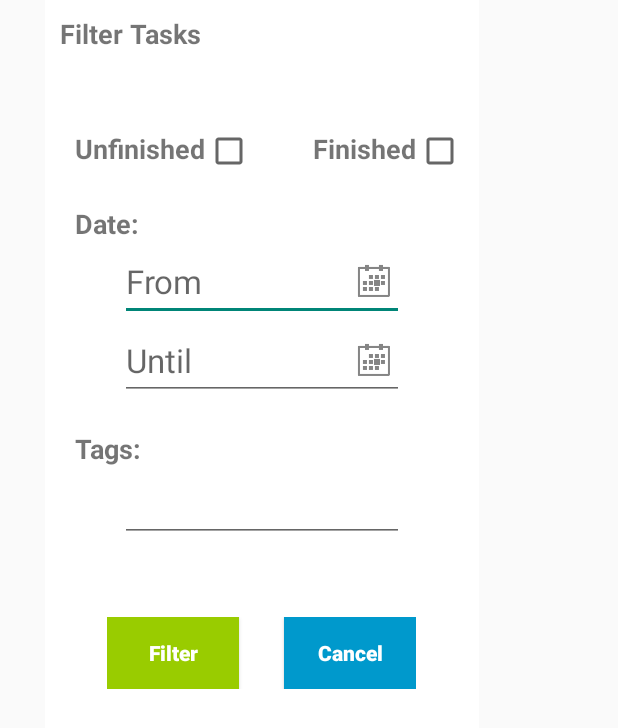
After one commit to stef-ang/DailyTask, an Android app: the layout dialog_filtertask.xml on its own in the app's theme, with its tools: preview values and no code run, on a phone screen of 412 x 824 dp. The commit adds this screen. Shown: the top 728 px of the screen. Run offline under Robolectric (Android 15) with nearby library versions, the phone set to English and light mode, and no system bars.

Commit message:
tambah view dialog dan update style

```diff
--- /dev/null
+++ b/app/src/main/res/layout/dialog_filtertask.xml
@@ -0,0 +1,81 @@
+<LinearLayout xmlns:android="http://schemas.android.com/apk/res/android"
+    android:orientation="vertical"
+    android:layout_width="wrap_content"
+    android:layout_height="wrap_content"
+    android:background="@android:color/white"
+    android:layout_marginRight="30dp"
+    android:layout_marginLeft="30dp"
+    android:padding="10dp"
+    >
+    <TextView
+        style="@style/dialogTitleDefault"
+        android:text="Filter Tasks"
+        />
+    <LinearLayout
+        android:layout_width="wrap_content"
+        android:layout_height="wrap_content"
+        android:layout_marginTop="50dp"
+        android:layout_marginBottom="20dp"
+        android:layout_gravity="center_horizontal"
+        android:orientation="horizontal">
+        <TextView
+            style="@style/labelDefault"
+            android:text="Unfinished"
+            />
+        <CheckBox
+            android:layout_width="wrap_content"
+            android:layout_height="wrap_content"
+            android:layout_marginRight="30dp"/>
+        <TextView
+            style="@style/labelDefault"
+            android:text="Finished"/>
+        <CheckBox
+            android:layout_width="wrap_content"
+            android:layout_height="wrap_content" />
+    </LinearLayout>
+    <TextView
+        style="@style/labelDefault"
+        android:text="Date:"/>
+    <EditText
+        style="@style/editTextDefault"
+        android:id="@+id/filtertask_edittext_tanggal"
+        android:layout_marginLeft="40dp"
+        android:layout_marginRight="40dp"
+        android:drawableRight="@drawable/ic_calendar"
+        android:layout_marginTop="0dp"
+        android:hint="From"/>
+    <EditText
+        style="@style/editTextDefault"
+        android:id="@+id/filtertask_edittext_waktu"
+        android:layout_marginLeft="40dp"
+        android:layout_marginRight="40dp"
+        android:drawableRight="@drawable/ic_calendar"
+        android:layout_marginTop="0dp"
+        android:hint="Until"/>
+    <TextView
+        style="@style/labelDefault"
+        android:text="Tags:"
+        android:layout_marginTop="20dp"/>
+    <EditText
+        style="@style/editTextDefault"
+        android:id="@+id/filtertask_edittext_tags"
+        android:layout_marginLeft="40dp"
+        android:layout_marginRight="40dp"
+        android:layout_marginTop="0dp"/>
+    <LinearLayout
+        android:layout_width="wrap_content"
+        android:layout_height="wrap_content"
+        android:layout_marginTop="50dp"
+        android:layout_marginBottom="20dp"
+        android:layout_gravity="center_horizontal"
+        android:orientation="horizontal">
+        <Button
+            style="@style/dialogButtonGreen"
+            android:text="Filter"
+            android:layout_marginRight="30dp"/>
+        <Button
+            style="@style/dialogButtonBlue"
+            android:text="Cancel"/>
+    </LinearLayout>
+
+</LinearLayout>
--- a/app/src/main/res/values/styles_control.xml
+++ b/app/src/main/res/values/styles_control.xml
@@ -9,4 +9,22 @@
         <item name="android:textColor">@android:color/white</item>
         <item name="android:background">@android:color/holo_blue_dark</item>
     </style>
+    <style name="dialogButton">
+        <item name="android:layout_width">wrap_content</item>
+        <item name="android:layout_height">wrap_content</item>
+        <item name="android:padding">10dp</item>
+        <item name="android:gravity">center</item>
+        <item name="android:textColor">@android:color/white</item>
+        <item name="android:textStyle">bold</item>
+        <item name="android:textAllCaps">false</item>
+    </style>
+    <style name="dialogButtonRed" parent="@style/dialogButton">
+        <item name="android:background">#ff0000</item>
+    </style>
+    <style name="dialogButtonBlue" parent="@style/dialogButton">
+        <item name="android:background">@android:color/holo_blue_dark</item>
+    </style>
+    <style name="dialogButtonGreen" parent="@style/dialogButton">
+        <item name="android:background">@android:color/holo_green_light</item>
+    </style>
 </resources>
--- a/app/src/main/res/values/styles_text.xml
+++ b/app/src/main/res/values/styles_text.xml
@@ -32,4 +32,23 @@
     <style name="labelSmall" parent="@style/labelDefault">
         <item name="android:textSize">14sp</item>
     </style>
+    <style name="dialogTitleDefault">
+        <item name="android:layout_width">wrap_content</item>
+        <item name="android:layout_height">wrap_content</item>
+        <item name="android:textStyle">bold</item>
+        <item name="android:textSize">18sp</item>
+    </style>
+    <style name="dialogContent">
+        <item name="android:layout_width">wrap_content</item>
+        <item name="android:layout_height">wrap_content</item>
+        <item name="android:textSize">20sp</item>
+        <item name="android:layout_gravity">center_horizontal</item>
+        <item name="android:gravity">center_horizontal</item>
+        <item name="android:layout_marginTop">30dp</item>
+        <item name="android:layout_marginLeft">10dp</item>
+        <item name="android:layout_marginRight">10dp</item>
+    </style>
+    <style name="dialogContentNote" parent="@style/dialogContent">
+        <item name="android:textSize">14sp</item>
+    </style>
 </resources>
```
Also changed, not shown: app/src/main/res/layout/dialog_deletetask.xml (added, +35 -0 lines), app/src/main/res/layout/dialog_logout.xml (added, +35 -0 lines), app/src/main/res/layout/dialog_marktask.xml (added, +43 -0 lines).
